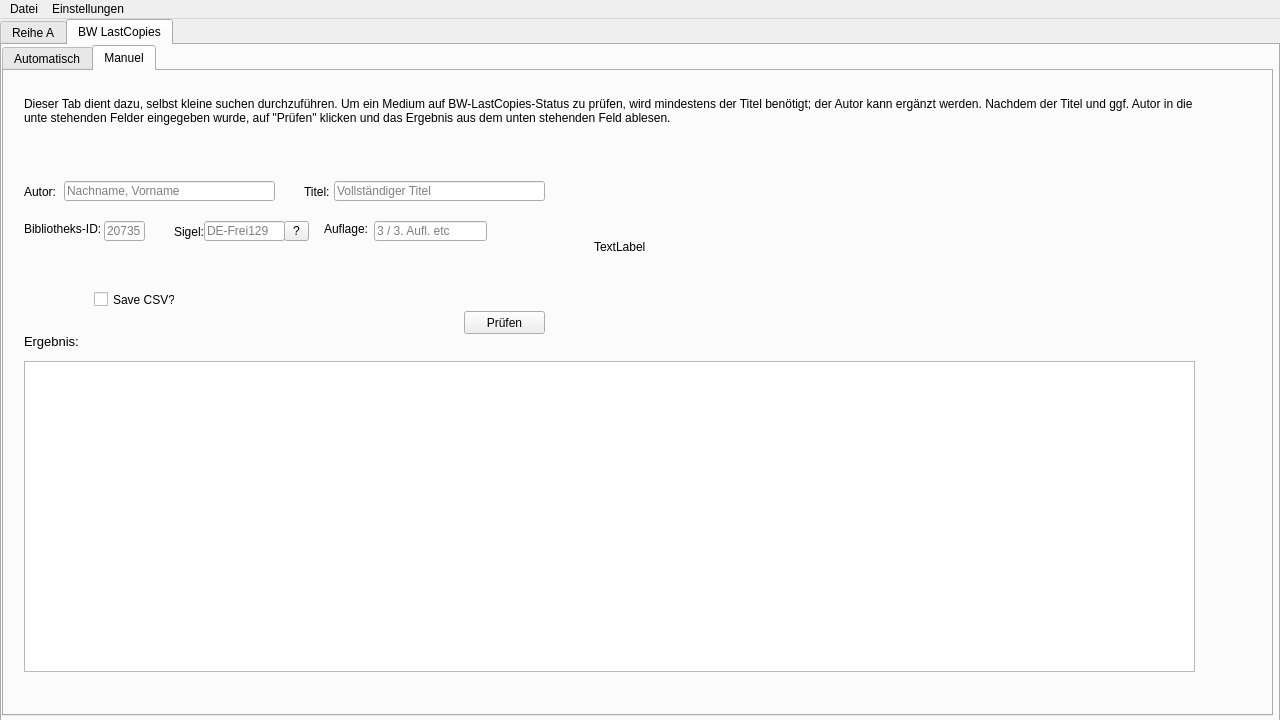
The window that Python/BWLastCopies/UniversalUI.ui (WorldTeacher/WorkPrograms) describes before a commit, drawn with Qt 5.
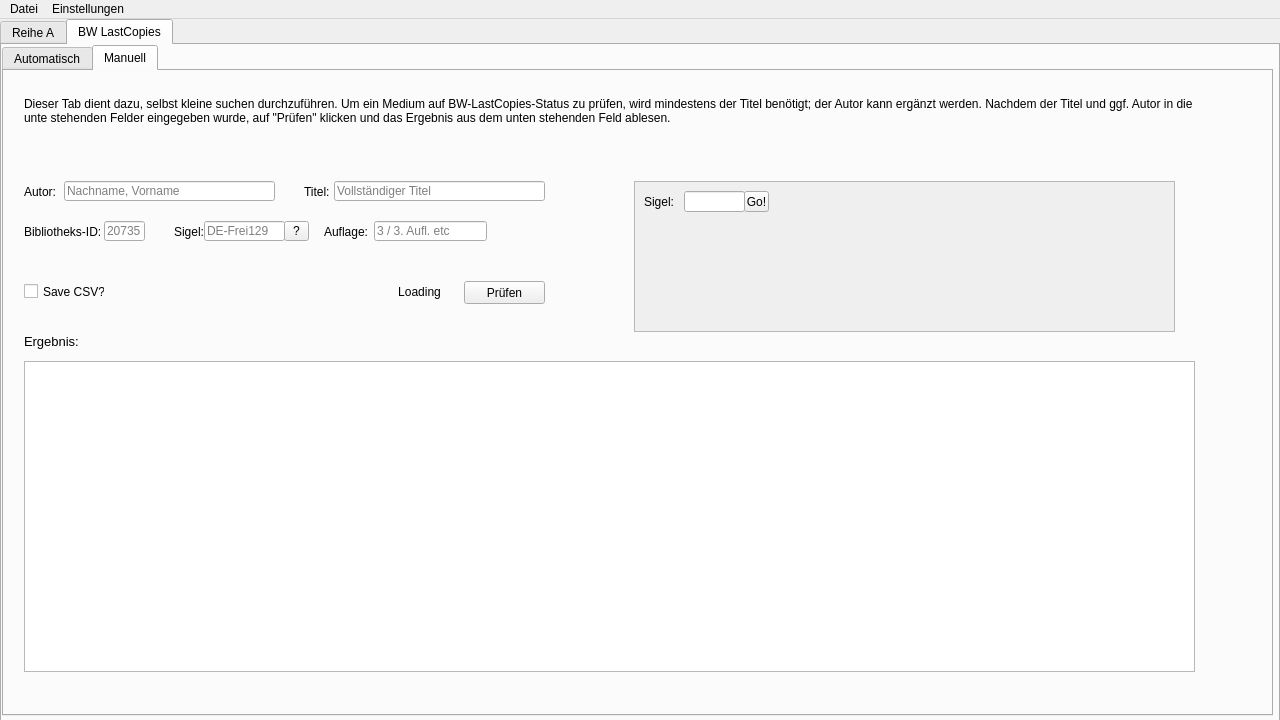
The same window after the commit.

```diff
--- a/Python/BWLastCopies/UniversalUI.ui
+++ b/Python/BWLastCopies/UniversalUI.ui
@@ -370,13 +370,16 @@
       </widget>
       <widget class="QWidget" name="manual">
        <attribute name="title">
-        <string>Manuel</string>
+        <string>Manuell</string>
+       </attribute>
+       <attribute name="toolTip">
+        <string>Hier kann ein einzelner Titel gesucht werden</string>
        </attribute>
        <widget class="QPushButton" name="check_bwlastcopies_manual">
         <property name="geometry">
          <rect>
           <x>460</x>
-          <y>240</y>
+          <y>210</y>
           <width>81</width>
           <height>23</height>
          </rect>
@@ -523,7 +526,7 @@
           <x>20</x>
           <y>150</y>
           <width>81</width>
-          <height>16</height>
+          <height>21</height>
          </rect>
         </property>
         <property name="text">
@@ -620,19 +623,6 @@
          <string>DE-Frei129</string>
         </property>
        </widget>
-       <widget class="QLabel" name="loadinggif">
-        <property name="geometry">
-         <rect>
-          <x>590</x>
-          <y>80</y>
-          <width>191</width>
-          <height>191</height>
-         </rect>
-        </property>
-        <property name="text">
-         <string>TextLabel</string>
-        </property>
-       </widget>
        <widget class="QToolButton" name="validate_sigil">
         <property name="geometry">
          <rect>
@@ -714,7 +704,7 @@
           <x>320</x>
           <y>150</y>
           <width>51</width>
-          <height>16</height>
+          <height>21</height>
          </rect>
         </property>
         <property name="text">
@@ -774,10 +764,10 @@
        <widget class="QCheckBox" name="savecsv">
         <property name="geometry">
          <rect>
-          <x>90</x>
-          <y>220</y>
+          <x>20</x>
+          <y>210</y>
           <width>81</width>
-          <height>17</height>
+          <height>21</height>
          </rect>
         </property>
         <property name="focusPolicy">
@@ -787,6 +777,83 @@
          <string>Save CSV?</string>
         </property>
        </widget>
+       <widget class="QLabel" name="label">
+        <property name="geometry">
+         <rect>
+          <x>390</x>
+          <y>210</y>
+          <width>51</width>
+          <height>21</height>
+         </rect>
+        </property>
+        <property name="text">
+         <string>Loading</string>
+        </property>
+        <property name="alignment">
+         <set>Qt::AlignCenter</set>
+        </property>
+        <property name="wordWrap">
+         <bool>false</bool>
+        </property>
+       </widget>
+       <widget class="QFrame" name="frame">
+        <property name="geometry">
+         <rect>
+          <x>630</x>
+          <y>110</y>
+          <width>541</width>
+          <height>151</height>
+         </rect>
+        </property>
+        <property name="autoFillBackground">
+         <bool>true</bool>
+        </property>
+        <property name="frameShape">
+         <enum>QFrame::StyledPanel</enum>
+        </property>
+        <property name="frameShadow">
+         <enum>QFrame::Raised</enum>
+        </property>
+        <property name="lineWidth">
+         <number>10</number>
+        </property>
+        <widget class="QLabel" name="label_isil">
+         <property name="geometry">
+          <rect>
+           <x>10</x>
+           <y>10</y>
+           <width>31</width>
+           <height>21</height>
+          </rect>
+         </property>
+         <property name="text">
+          <string>Sigel: </string>
+         </property>
+        </widget>
+        <widget class="QLineEdit" name="isil_input">
+         <property name="geometry">
+          <rect>
+           <x>50</x>
+           <y>10</y>
+           <width>61</width>
+           <height>21</height>
+          </rect>
+         </property>
+        </widget>
+        <widget class="QToolButton" name="search_isil">
+         <property name="geometry">
+          <rect>
+           <x>110</x>
+           <y>10</y>
+           <width>25</width>
+           <height>21</height>
+          </rect>
+         </property>
+         <property name="text">
+          <string>Go!</string>
+         </property>
+        </widget>
+       </widget>
       </widget>
      </widget>
     </widget>
```
Left out of the diff: 17 changed lines with no effect on the pictures.
